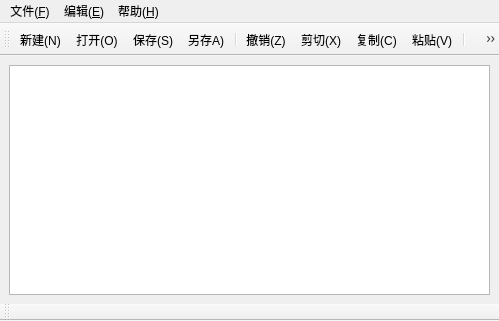
This is menu/mainwindow.ui in idcpj/hello_qt as Qt 5 draws it before an edit. The edited form follows.
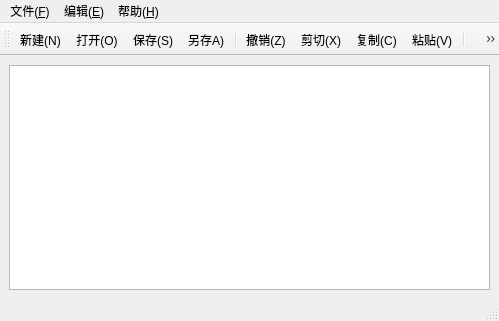
This is the edited form.

Commit message: qt clearn

```diff
--- a/menu/mainwindow.ui
+++ b/menu/mainwindow.ui
@@ -88,17 +88,7 @@
    <addaction name="separator"/>
    <addaction name="action_find"/>
   </widget>
-  <widget class="QToolBar" name="statusBar">
-   <property name="windowTitle">
-    <string>toolBar_2</string>
-   </property>
-   <attribute name="toolBarArea">
-    <enum>BottomToolBarArea</enum>
-   </attribute>
-   <attribute name="toolBarBreak">
-    <bool>false</bool>
-   </attribute>
-  </widget>
+  <widget class="QStatusBar" name="statusBar"/>
   <action name="action_file">
    <property name="text">
     <string>新建(&amp;N)</string>
```
Left out of the diff: 11 changed lines with no effect on the pictures. The commit also changes 1 other file.
